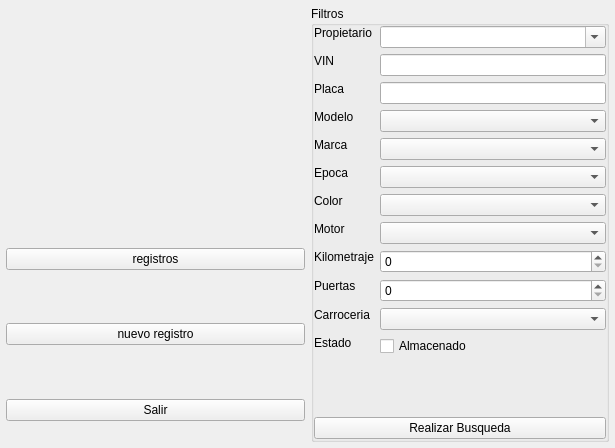
This is ui/welcomewidget.ui in Abysmal683/proyecto-inventario-de-autos as Qt 5 draws it before an edit. The edited form follows.
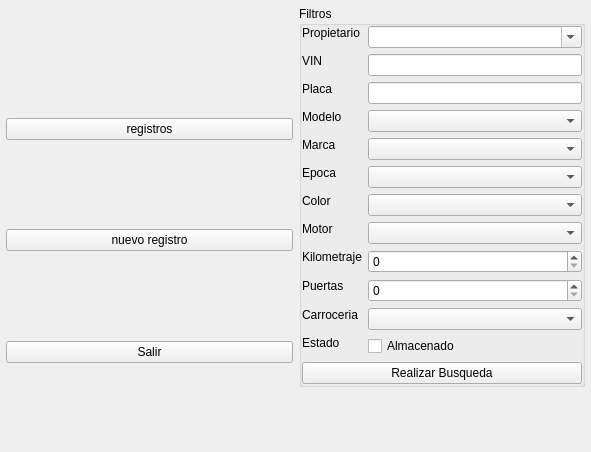
This is the edited form. Icons and pictures are not drawn.

Commit message: se presenta un error que estira la pantalla en vertical. pero ya se creo el sql

```diff
--- a/ui/welcomewidget.ui
+++ b/ui/welcomewidget.ui
@@ -6,8 +6,8 @@
    <rect>
     <x>0</x>
     <y>0</y>
-    <width>615</width>
-    <height>448</height>
+    <width>591</width>
+    <height>452</height>
    </rect>
   </property>
   <property name="minimumSize">
@@ -46,21 +46,21 @@
      <property name="sizeConstraint">
       <enum>QLayout::SizeConstraint::SetDefaultConstraint</enum>
      </property>
-     <item>
+     <item alignment="Qt::AlignmentFlag::AlignHCenter|Qt::AlignmentFlag::AlignTop">
       <widget class="QLabel" name="imagenLogo">
        <property name="enabled">
         <bool>true</bool>
        </property>
        <property name="sizePolicy">
-        <sizepolicy hsizetype="Ignored" vsizetype="Ignored">
+        <sizepolicy hsizetype="Fixed" vsizetype="Fixed">
          <horstretch>0</horstretch>
          <verstretch>0</verstretch>
         </sizepolicy>
        </property>
        <property name="maximumSize">
         <size>
-         <width>16777215</width>
-         <height>16777215</height>
+         <width>300</width>
+         <height>300</height>
         </size>
        </property>
        <property name="text">
@@ -77,15 +77,7 @@
        </property>
       </widget>
      </item>
-     <item>
-      <layout class="QVBoxLayout" name="verticalLayoutRegistros">
-       <property name="spacing">
-        <number>12</number>
-       </property>
-       <property name="sizeConstraint">
-        <enum>QLayout::SizeConstraint::SetDefaultConstraint</enum>
-       </property>
-       <item alignment="Qt::AlignmentFlag::AlignVCenter">
+     <item alignment="Qt::AlignmentFlag::AlignTop">
         <widget class="QPushButton" name="pushButtonRegistros">
          <property name="sizePolicy">
           <sizepolicy hsizetype="Expanding" vsizetype="Fixed">
@@ -98,7 +90,7 @@
          </property>
         </widget>
        </item>
-       <item alignment="Qt::AlignmentFlag::AlignVCenter">
+     <item alignment="Qt::AlignmentFlag::AlignTop">
         <widget class="QPushButton" name="pushButtonNuevoRegistro">
          <property name="sizePolicy">
           <sizepolicy hsizetype="Expanding" vsizetype="Fixed">
@@ -111,7 +103,7 @@
          </property>
         </widget>
        </item>
-       <item alignment="Qt::AlignmentFlag::AlignVCenter">
+     <item alignment="Qt::AlignmentFlag::AlignTop">
         <widget class="QPushButton" name="pushButtonFinalizar">
          <property name="sizePolicy">
           <sizepolicy hsizetype="Expanding" vsizetype="Fixed">
@@ -132,12 +124,12 @@
        </item>
       </layout>
      </item>
-    </layout>
-   </item>
    <item>
+    <layout class="QVBoxLayout" name="verticalLayout_2">
+     <item alignment="Qt::AlignmentFlag::AlignTop">
     <widget class="QGroupBox" name="groupBoxFiltros">
      <property name="sizePolicy">
-      <sizepolicy hsizetype="MinimumExpanding" vsizetype="MinimumExpanding">
+        <sizepolicy hsizetype="MinimumExpanding" vsizetype="Fixed">
        <horstretch>0</horstretch>
        <verstretch>0</verstretch>
       </sizepolicy>
@@ -460,7 +452,7 @@
         </item>
        </layout>
       </item>
-      <item>
+        <item alignment="Qt::AlignmentFlag::AlignTop">
        <widget class="QPushButton" name="pushButtonBuscar">
         <property name="sizePolicy">
          <sizepolicy hsizetype="Expanding" vsizetype="Fixed">
@@ -475,6 +467,8 @@
       </item>
      </layout>
     </widget>
+     </item>
+    </layout>
    </item>
   </layout>
  </widget>
```
Lines whose indentation alone changed are shown as unchanged. The commit also changes 9 other files.
